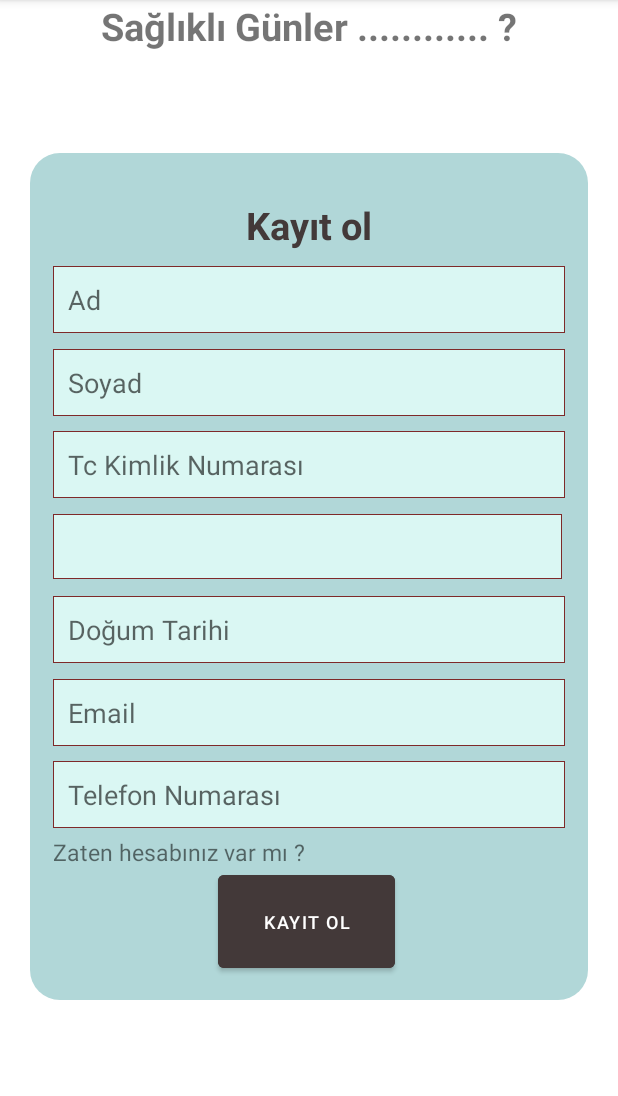
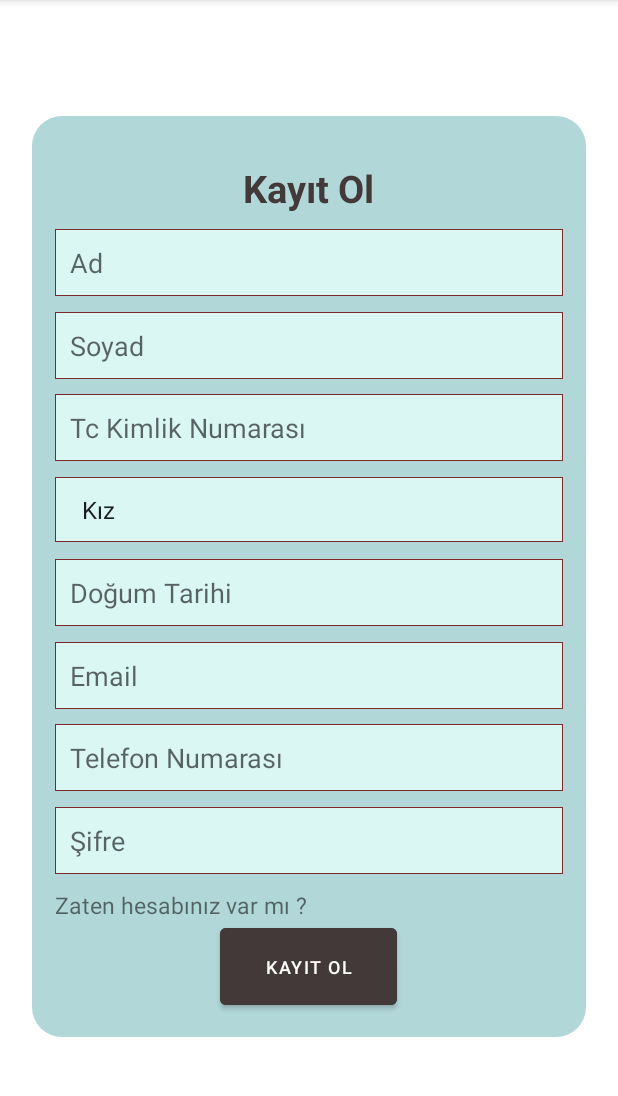
Before and after one commit to hilalgunes/HastaneRandevuSistemi, an Android app: the screen it shows after launch (MainActivity), after a tap on an icon or button, on a phone screen of 412 x 824 dp, the part 84-1180 px from its top. Run offline under Robolectric (Android 15) with nearby library versions, the phone set to English and light mode, and no system bars; our stand-ins replace Room's generated code, data binding; 9 statements that could not run were skipped.

Commit message:
login-register

```diff
--- a/app/build.gradle
+++ b/app/build.gradle
@@ -13,6 +13,7 @@ android {
         dataBinding true
 
     }
+
 
     defaultConfig {
         applicationId "com.example.hastanerandevusistemi"
--- a/app/src/main/java/com/example/hastanerandevusistemi/AppDatabase.kt
+++ b/app/src/main/java/com/example/hastanerandevusistemi/AppDatabase.kt
@@ -1,7 +1,9 @@
 package com.example.hastanerandevusistemi
 
 
+import android.content.Context
 import androidx.room.Database
+import androidx.room.Room
 import androidx.room.RoomDatabase
 import com.example.hastanerandevusistemi.register.RegisterDao
 import com.example.hastanerandevusistemi.register.RegisterEntity
@@ -11,4 +13,31 @@ abstract class AppDatabase : RoomDatabase() {
 
     abstract fun  registerDao(): RegisterDao
 
+    companion object {
+
+        @Volatile
+        private var INSTANCE: AppDatabase? = null
+
+
+        fun getInstance(context: Context): AppDatabase{
+            synchronized(this) {
+
+                var instance = INSTANCE
+
+                if (instance == null) {
+                    instance = Room.databaseBuilder(
+                        context.applicationContext,
+                        AppDatabase::class.java,
+                        "user_details_database"
+                    )
+                        .fallbackToDestructiveMigration()
+                        .build()
+
+                    INSTANCE = instance
+                }
+                return instance
+            }
+        }
+    }
+
 }
--- a/app/src/main/java/com/example/hastanerandevusistemi/login/LoginFragment.kt
+++ b/app/src/main/java/com/example/hastanerandevusistemi/login/LoginFragment.kt
@@ -1,6 +1,7 @@
 package com.example.hastanerandevusistemi.login
 
 import android.os.Bundle
+import android.util.Log
 import android.view.LayoutInflater
 import android.view.View
 import android.view.ViewGroup
@@ -10,8 +11,10 @@ import androidx.fragment.app.Fragment
 import androidx.lifecycle.Observer
 import androidx.lifecycle.ViewModelProvider
 import androidx.navigation.fragment.findNavController
+import com.example.hastanerandevusistemi.AppDatabase
 import com.example.hastanerandevusistemi.R
 import com.example.hastanerandevusistemi.databinding.FragmentLoginBinding
+import com.example.hastanerandevusistemi.register.RegisterRepository
 
 
 class LoginFragment : Fragment() {
@@ -25,22 +28,57 @@ class LoginFragment : Fragment() {
     ): View? {
         // Veri bağlama işlemini yap
         binding = DataBindingUtil.inflate(inflater, R.layout.fragment_login, container, false)
-        viewModel = ViewModelProvider(this).get(LoginFragmentViewModel::class.java)
 
+        val application = requireNotNull(this.activity).application
 
-        // Register butonuna tıklama olayını ayarla
-        binding.registerButton.setOnClickListener {
-            // Register butonuna tıklandığında ViewModel'deki registerButton işlemini çağır
-            viewModel.registerButton()
-            navigateToRegisterFragment()
-        }
+        val dao = AppDatabase.getInstance(application).registerDao()
 
-        // Login butonuna tıklama olayını ayarla
-        binding.loginButton.setOnClickListener {
-            // Login butonuna tıklandığında ViewModel'deki loginButton işlemini çağır
-            viewModel.loginButton()
-            navigateToHomePageFragment()
-        }
+        val repository = RegisterRepository(dao)
+
+        val factory = LoginViewModelFactory(repository, application)
+
+        viewModel = ViewModelProvider(requireActivity(), factory).get(LoginFragmentViewModel::class.java)
+
+        binding.myViewModel = viewModel
+
+        binding.lifecycleOwner = this
+
+        viewModel.navigateToLogin.observe(viewLifecycleOwner, Observer { hasFinished ->
+            if (hasFinished == true) {
+                Log.i("MYTAG", "inside observe")
+                viewModel.doneNavigating()
+                navigateToHomePageFragment()
+            }
+        })
+
+        viewModel.navigatetoRegister.observe(viewLifecycleOwner, Observer { hasFinished ->
+            if (hasFinished == true) {
+                Log.i("MYTAG", "inside observe")
+                viewModel.doneNavigating()
+                navigateToRegisterFragment()
+            }
+        })
+
+        viewModel.errotoast.observe(viewLifecycleOwner, Observer { hasError->
+            if(hasError==true){
+                Toast.makeText(requireContext(), "Please fill all fields", Toast.LENGTH_SHORT).show()
+                viewModel.donetoast()
+            }
+        })
+
+        viewModel.errotoastUser.observe(viewLifecycleOwner, Observer { hasError->
+            if(hasError==true){
+                Toast.makeText(requireContext(), "User doesnt exist,please Register!", Toast.LENGTH_SHORT).show()
+                viewModel.donetoastErrorUsername()
+            }
+        })
+
+        viewModel.errorToastInvalidPassword.observe(viewLifecycleOwner, Observer { hasError->
+            if(hasError==true){
+                Toast.makeText(requireContext(), "Please check your Password", Toast.LENGTH_SHORT).show()
+                viewModel.donetoastInvalidPassword()
+            }
+        })
 
         return binding.root
     }
--- a/app/src/main/java/com/example/hastanerandevusistemi/login/LoginFragmentViewModel.kt
+++ b/app/src/main/java/com/example/hastanerandevusistemi/login/LoginFragmentViewModel.kt
@@ -1,40 +1,102 @@
 package com.example.hastanerandevusistemi.login
 
+import android.app.Application
 import android.util.Log
-import android.widget.Toast
-import androidx.core.content.ContentProviderCompat.requireContext
+import androidx.databinding.Bindable
+import androidx.databinding.Observable
+import androidx.lifecycle.AndroidViewModel
 import androidx.lifecycle.LiveData
 import androidx.lifecycle.MutableLiveData
-import androidx.lifecycle.ViewModel
-import androidx.navigation.Navigation.findNavController
-import androidx.navigation.fragment.findNavController
-import com.example.hastanerandevusistemi.R
-import com.example.hastanerandevusistemi.databinding.FragmentLoginBinding
+import com.example.hastanerandevusistemi.register.RegisterRepository
+import kotlinx.coroutines.CoroutineScope
+import kotlinx.coroutines.Dispatchers
+import kotlinx.coroutines.Job
+import kotlinx.coroutines.launch
 
-class LoginFragmentViewModel : ViewModel() {
 
-    private val _navigateToRegisterFragment = MutableLiveData<Boolean>()
-    val navigateToRegisterFragment: LiveData<Boolean>
-        get() = _navigateToRegisterFragment
+class LoginFragmentViewModel(private val repository: RegisterRepository, application: Application) :
+    AndroidViewModel(application), Observable {
 
-    private val _navigateToHomePageFragment = MutableLiveData<Boolean>()
-    val navigateToHomePageFragment: LiveData<Boolean>
-    get() = _navigateToHomePageFragment
 
+    @Bindable
+    val tC = MutableLiveData<String?>()
+    @Bindable
+    val password = MutableLiveData<String?>()
+
+    private val viewModelJob = Job()
+    private val uiScope = CoroutineScope(Dispatchers.Main + viewModelJob)
+
+    private val _errorToast = MutableLiveData<Boolean>()
+
+    val errotoast: LiveData<Boolean>
+        get() = _errorToast
+
+    private val _errorToastUser = MutableLiveData<Boolean>()
+
+    val errotoastUser: LiveData<Boolean>
+        get() = _errorToastUser
+
+    private val _errorToastInvalidPassword = MutableLiveData<Boolean>()
+
+    val errorToastInvalidPassword: LiveData<Boolean>
+        get() = _errorToastInvalidPassword
+
+    private val _navigateToLogin= MutableLiveData<Boolean>()
+
+    val navigateToLogin: LiveData<Boolean>
+    get() = _navigateToLogin
+
+    private val _navigatetoRegister = MutableLiveData<Boolean>()
+
+    val navigatetoRegister: LiveData<Boolean>
+        get() = _navigatetoRegister
+
+    fun signup() {
+        _navigatetoRegister.value = true
+    }
     fun loginButton() {
-        _navigateToHomePageFragment.value = true
+        if (tC.value == null || password.value == null ) {
+            _errorToast.value = true
+        } else {
+            uiScope.launch {
+                val usersNames = repository.getUser(tC.value!!, password.value!!)
+                if (usersNames != null) {
+                    if(usersNames.password == password.value){
+                        tC.value = null
+                        password.value = null
+                        _navigateToLogin.value = true
+                    }else{
+                        _errorToastInvalidPassword.value = true
+                    }
+                } else {
+                    _errorToastUser.value = true
+                }
+            }
+        }
     }
 
-    fun doneNavigatingToHomePageFragment() {
-        _navigateToHomePageFragment.value = false
+    fun doneNavigating() {
+        _navigateToLogin.value = false
     }
 
-    fun registerButton() {
-        _navigateToRegisterFragment.value = true
+    fun donetoast() {
+        _errorToast.value = false
+        Log.i("MYTAG", "Done taoasting ")
     }
 
-    fun doneNavigatingToRegisterFragment() {
-        _navigateToRegisterFragment.value = false
+    fun donetoastErrorUsername() {
+        _errorToastUser .value = false
+        Log.i("MYTAG", "Done taoasting ")
+    }
+
+    fun donetoastInvalidPassword() {
+        _errorToastInvalidPassword .value = false
+        Log.i("MYTAG", "Done taoasting ")
+    }
+
+    override fun addOnPropertyChangedCallback(callback: Observable.OnPropertyChangedCallback?) {
+    }
+    override fun removeOnPropertyChangedCallback(callback: Observable.OnPropertyChangedCallback?) {
     }
 
 }
--- /dev/null
+++ b/app/src/main/java/com/example/hastanerandevusistemi/login/LoginViewModelFactory.kt
@@ -0,0 +1,20 @@
+package com.example.hastanerandevusistemi.login
+
+import android.app.Application
+import androidx.lifecycle.ViewModel
+import androidx.lifecycle.ViewModelProvider
+import com.example.hastanerandevusistemi.register.RegisterRepository
+import java.lang.IllegalArgumentException
+
+class LoginViewModelFactory(
+    private  val repository: RegisterRepository,
+    private val application: Application
+): ViewModelProvider.Factory{
+    @Suppress("Unchecked_cast")
+    override fun <T : ViewModel> create(modelClass: Class<T>): T {
+        if(modelClass.isAssignableFrom(LoginFragmentViewModel::class.java)) {
+            return LoginFragmentViewModel(repository, application) as T
+        }
+        throw IllegalArgumentException("Unknown View Model Class")
+    }
+}
--- a/app/src/main/java/com/example/hastanerandevusistemi/register/RegisterDao.kt
+++ b/app/src/main/java/com/example/hastanerandevusistemi/register/RegisterDao.kt
@@ -11,10 +11,13 @@ interface RegisterDao {
     @Insert
     suspend fun addUser(register: RegisterEntity)
 
-    @Query("SELECT * FROM users WHERE tcNO = :tcNo AND password= :password")
+    @Query("SELECT * FROM Register_users_table WHERE tcNO = :tcNo AND password= :password")
     suspend fun getAllUser(tcNo: String, password: String): RegisterEntity
 
-    @Query("SELECT * FROM users")
+    @Query("SELECT * FROM Register_users_table")
     fun getAllUsers(): LiveData<List<RegisterEntity>>
 
+    @Query("SELECT * FROM Register_users_table WHERE tcNo = :tcNo AND password = :password")
+    suspend fun getUser(tcNo: String, password: String): RegisterEntity?
+
 }
--- a/app/src/main/java/com/example/hastanerandevusistemi/register/RegisterFragment.kt
+++ b/app/src/main/java/com/example/hastanerandevusistemi/register/RegisterFragment.kt
@@ -12,13 +12,14 @@ import android.widget.Spinner
 import android.widget.Toast
 import androidx.databinding.BindingAdapter
 import androidx.databinding.DataBindingUtil
+import androidx.lifecycle.MutableLiveData
 import androidx.lifecycle.Observer
 import androidx.lifecycle.ViewModelProvider
-import androidx.navigation.Navigation.findNavController
 import androidx.navigation.fragment.findNavController
+import com.example.hastanerandevusistemi.AppDatabase
 import com.example.hastanerandevusistemi.R
 import com.example.hastanerandevusistemi.databinding.FragmentRegisterBinding
-import com.example.hastanerandevusistemi.login.LoginFragmentViewModel
+
 
 class RegisterFragment : Fragment() {
 
@@ -31,20 +32,59 @@ class RegisterFragment : Fragment() {
         savedInstanceState: Bundle?
     ): View? {
         binding = DataBindingUtil.inflate(inflater, R.layout.fragment_register, container, false)
-        viewModel = ViewModelProvider(this).get(RegisterViewModel::class.java)
 
-        binding.textView.setOnClickListener {
-            // Register butonuna tıklandığında ViewModel'deki registerButton işlemini çağır
-            viewModel.loginButton()
-            navigateToLoginFragment()
+        val application = requireNotNull(this.activity).application
+
+        val dao = AppDatabase.getInstance(application).registerDao()
+
+        val repository = RegisterRepository(dao)
+
+        val factory = RegisterViewModelFactory(repository, application)
+
+        viewModel = ViewModelProvider(requireActivity(), factory).get(RegisterViewModel::class.java)
+
+        // Spinner için veri kaynağını belirleme
+        val genderOptions = arrayOf("Kız", "Erkek")
+        val adapter = ArrayAdapter(requireContext(), android.R.layout.simple_spinner_item, genderOptions)
+        adapter.setDropDownViewResource(android.R.layout.simple_spinner_dropdown_item)
+        binding.gender.adapter = adapter
+
+        // Spinner seçim olaylarını dinleme
+        binding.myViewModel = viewModel
+        binding.gender.onItemSelectedListener = object : AdapterView.OnItemSelectedListener {
+            override fun onItemSelected(parent: AdapterView<*>?, view: View?, position: Int, id: Long) {
+                viewModel.gender.value = parent?.getItemAtPosition(position) as String?
+            }
+
+            override fun onNothingSelected(parent: AdapterView<*>?) {
+                // İstenirse, bir şey yapabilirsiniz, örneğin varsayılan değeri atayabilirsiniz.
+            }
         }
+
+        binding.myViewModel = viewModel
+
+        binding.lifecycleOwner = this
+
+        viewModel.navigateToLoginFragment.observe(viewLifecycleOwner, Observer { hasFinished ->
+            if (hasFinished == true) {
+                Log.i("MYTAG", "inside observe")
+                viewModel.doneNavigating()
+                navigateToLoginFragment()
+
+            }
+        })
+
+        viewModel.errotoast.observe(viewLifecycleOwner, Observer { hasError->
+            if(hasError==true){
+                Toast.makeText(requireContext(), "Please fill all fields", Toast.LENGTH_SHORT).show()
+                viewModel.donetoast()
+            }
+        })
 
         return binding.root
     }
 
-    private fun navigateToLoginFragment() {
-        findNavController().navigate(R.id.loginFragment)
+     private fun navigateToLoginFragment() {
+        findNavController().navigate(R.id.loginGecis)
     }
-
-
 }
--- /dev/null
+++ b/app/src/main/java/com/example/hastanerandevusistemi/register/RegisterViewModelFactory.kt
@@ -0,0 +1,19 @@
+package com.example.hastanerandevusistemi.register
+
+import android.app.Application
+import androidx.lifecycle.ViewModel
+import androidx.lifecycle.ViewModelProvider
+import java.lang.IllegalArgumentException
+
+class RegisterViewModelFactory(
+    private  val repository: RegisterRepository,
+    private val application: Application
+): ViewModelProvider.Factory {
+    @Suppress("Unchecked_cast")
+    override fun <T : ViewModel> create(modelClass: Class<T>): T {
+        if (modelClass.isAssignableFrom(RegisterViewModel::class.java)) {
+            return RegisterViewModel(repository, application) as T
+        }
+        throw IllegalArgumentException("Unknown View Model Class")
+    }
+}
--- a/app/src/main/res/layout/fragment_login.xml
+++ b/app/src/main/res/layout/fragment_login.xml
@@ -46,6 +46,7 @@
                 android:layout_height="wrap_content"
                 android:background="@drawable/edittext_bg"
                 android:hint="Tc Kimlik Numarası"
+                android:text="@={myViewModel.TC}"
                 android:inputType="text"
                 android:padding="10dp"
                 app:layout_constraintBottom_toTopOf="@+id/passaword"
@@ -61,6 +62,7 @@
                 android:layout_below="@id/tcText"
                 android:background="@drawable/edittext_bg"
                 android:hint="Parola"
+                android:text="@={myViewModel.Password}"
                 android:inputType="textPassword"
                 android:padding="10dp"
                 app:layout_constraintBottom_toTopOf="@id/loginButton"
@@ -74,6 +76,7 @@
                 android:layout_height="wrap_content"
                 android:backgroundTint="#433939"
                 android:text="Giriş Yap"
+                android:onClick="@{()->myViewModel.loginButton()}"
                 app:layout_constraintBottom_toTopOf="@+id/button3"
                 app:layout_constraintEnd_toEndOf="@+id/red_box"
                 app:layout_constraintStart_toEndOf="@+id/registerButton"
@@ -85,6 +88,7 @@
                 android:layout_height="wrap_content"
                 android:backgroundTint="#433939"
                 android:text="Kayıt Ol"
+                android:onClick="@{()->myViewModel.signup()}"
                 app:layout_constraintBottom_toTopOf="@+id/button3"
                 app:layout_constraintEnd_toStartOf="@+id/loginButton"
                 app:layout_constraintStart_toStartOf="@+id/red_box"
--- a/app/src/main/res/layout/fragment_register.xml
+++ b/app/src/main/res/layout/fragment_register.xml
@@ -17,12 +17,12 @@
 
         <RelativeLayout
             android:id="@+id/red_box"
-            android:layout_width="match_parent"
-            android:layout_height="wrap_content"
+            android:layout_width="369dp"
+            android:layout_height="614dp"
             android:layout_centerInParent="true"
+            android:layout_margin="20dp"
             android:background="@drawable/blue_box_shape"
             android:padding="15dp"
-            android:layout_margin="20dp"
             app:layout_constraintBottom_toBottomOf="parent"
             app:layout_constraintEnd_toEndOf="parent"
             app:layout_constraintStart_toStartOf="parent"
@@ -37,7 +37,7 @@
                 android:layout_centerHorizontal="true"
                 android:layout_marginBottom="-50dp"
                 android:background="@null"
-                android:text="Kayıt ol"
+                android:text="Kayıt Ol"
                 android:textColor="#433939"
                 android:textSize="25sp"
                 android:textStyle="bold" />
@@ -49,6 +49,7 @@
                 android:layout_marginTop="60dp"
                 android:background="@drawable/edittext_bg"
                 android:hint="Ad"
+                android:text="@={myViewModel.Name}"
                 android:inputType="text"
                 android:padding="10dp" />
 
@@ -59,6 +60,7 @@
                 android:layout_marginTop="115dp"
                 android:background="@drawable/edittext_bg"
                 android:hint="Soyad"
+                android:text="@={myViewModel.Surname}"
                 android:inputType="text"
                 android:padding="10dp" />
 
@@ -69,11 +71,12 @@
                 android:layout_marginTop="170dp"
                 android:background="@drawable/edittext_bg"
                 android:hint="Tc Kimlik Numarası"
+                android:text="@={myViewModel.TC}"
                 android:inputType="text"
                 android:padding="10dp" />
 
             <Spinner
-                android:id="@+id/editText4"
+                android:id="@+id/gender"
                 android:layout_width="339dp"
                 android:layout_height="43dp"
                 android:layout_marginTop="225dp"
@@ -89,6 +92,7 @@
                 android:layout_marginTop="280dp"
                 android:background="@drawable/edittext_bg"
                 android:hint="Doğum Tarihi"
+                android:text="@={myViewModel.Birthday}"
                 android:inputType="text"
                 android:padding="10dp" />
 
@@ -99,6 +103,7 @@
                 android:layout_marginTop="335dp"
                 android:background="@drawable/edittext_bg"
                 android:hint="Email"
+                android:text="@={myViewModel.Email}"
                 android:inputType="text"
                 android:padding="10dp" />
 
@@ -109,16 +114,30 @@
                 android:layout_marginTop="390dp"
                 android:background="@drawable/edittext_bg"
                 android:hint="Telefon Numarası"
+                android:text="@={myViewModel.Phone}"
                 android:inputType="text"
                 android:padding="10dp" />
 
+            <EditText
+                android:id="@+id/sifre"
+                android:layout_width="match_parent"
+                android:layout_height="wrap_content"
+                android:layout_marginTop="445dp"
+                android:background="@drawable/edittext_bg"
+                android:hint="Şifre"
+                android:text="@={myViewModel.Password}"
+                android:inputType="text"
+                android:padding="10dp" />
+
+
             <Button
-                android:id="@+id/button2"
+                android:id="@+id/registerbutton"
                 android:layout_width="118dp"
                 android:layout_height="74dp"
                 android:layout_marginLeft="110dp"
-                android:layout_marginTop="460dp"
+                android:layout_marginTop="520dp"
                 android:backgroundTint="#433939"
+                android:onClick="@{()->myViewModel.registerButton()}"
                 android:gravity="center"
                 android:text="Kayıt Ol"
                 android:textSize="12sp" />
@@ -127,24 +146,13 @@
                 android:id="@+id/textView"
                 android:layout_width="wrap_content"
                 android:layout_height="wrap_content"
-                android:layout_marginTop="440dp"
+                android:layout_marginTop="500dp"
                 android:text="Zaten hesabınız var mı ?"
+                android:onClick="@{()->myViewModel.login()}"
                 android:textSize="15sp" />
 
         </RelativeLayout>
 
-        <TextView
-            android:id="@+id/textView1"
-            android:layout_width="wrap_content"
-            android:layout_height="wrap_content"
-            android:text="Sağlıklı Günler ............ ?"
-            android:textSize="25sp"
-            android:textStyle="bold"
-            app:layout_constraintEnd_toEndOf="parent"
-            app:layout_constraintStart_toStartOf="parent"
-            tools:ignore="MissingConstraints"
-            tools:layout_editor_absoluteY="30dp" />
-
 
     </androidx.constraintlayout.widget.ConstraintLayout>
 </layout>
--- a/build.gradle
+++ b/build.gradle
@@ -1,6 +1,6 @@
 // Top-level build file where you can add configuration options common to all sub-projects/modules.
 plugins {
-    id 'com.android.application' version '7.4.2' apply false
-    id 'com.android.library' version '7.4.2' apply false
+    id 'com.android.application' version '7.3.1' apply false
+    id 'com.android.library' version '7.3.1' apply false
     id 'org.jetbrains.kotlin.android' version '1.8.0' apply false
 }
```
Also changed, not shown: app/src/main/java/com/example/hastanerandevusistemi/register/RegisterEntity.kt (+7 -7 lines), app/src/main/java/com/example/hastanerandevusistemi/register/RegisterRepository.kt (+7 -5 lines), app/src/main/java/com/example/hastanerandevusistemi/register/RegisterViewModel.kt (+46 -59 lines).
